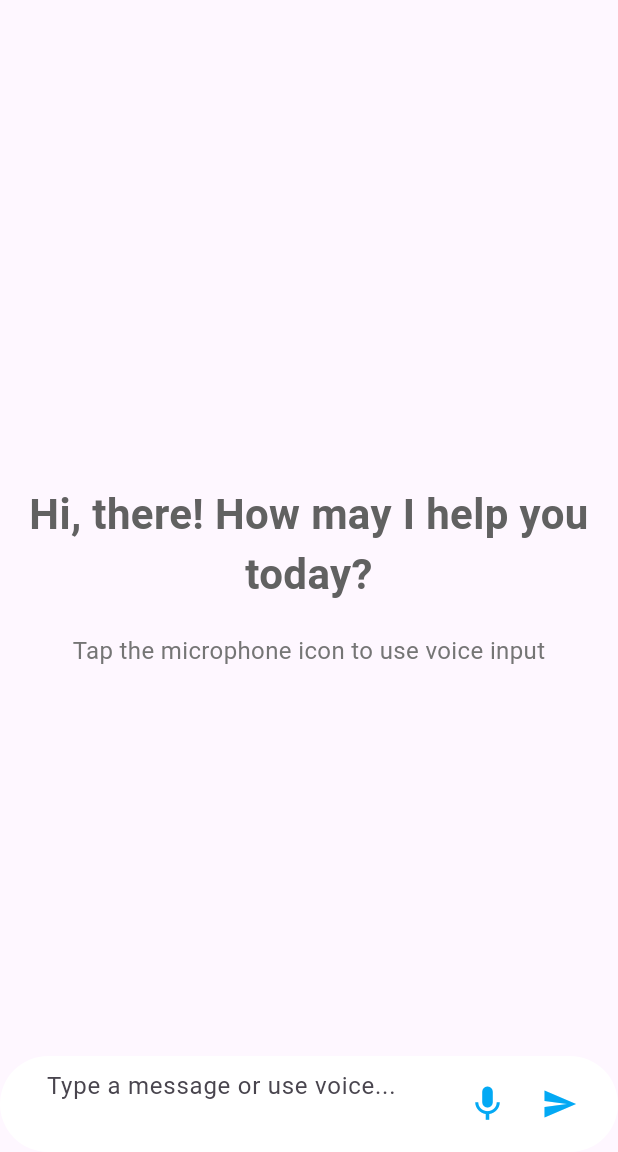
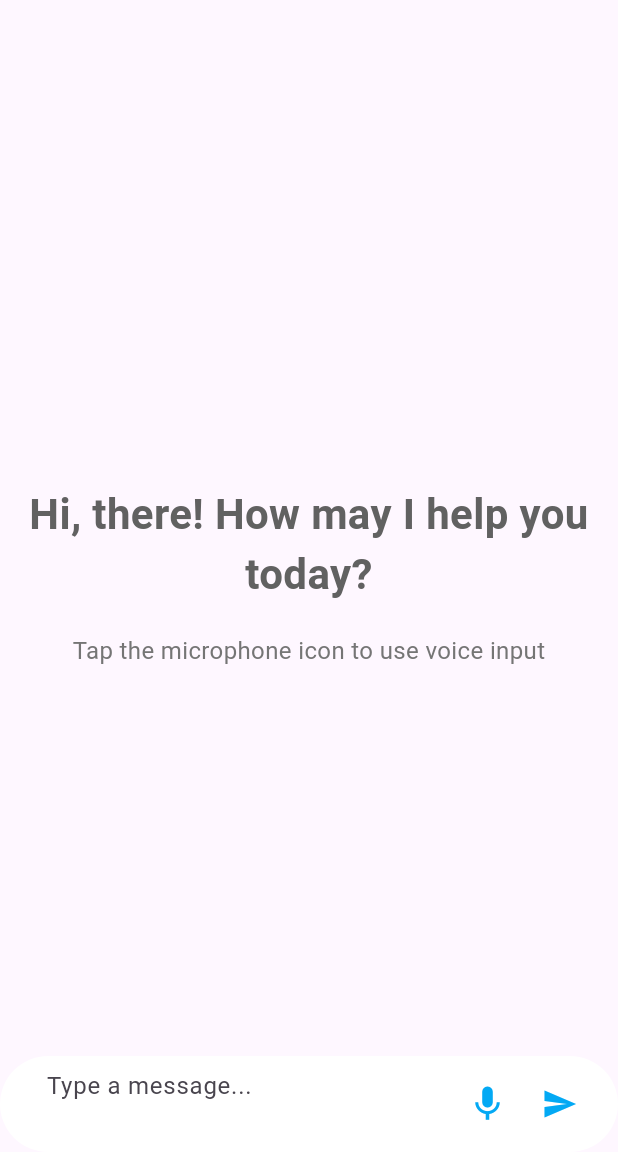
Before and after one commit to shefattonmoy/echomind, a Flutter app: the screen it shows after launch, on a phone screen of 412 x 824 dp, the part 84-1236 px from its top. Run offline on Flutter 3.47's test engine with Material 3 defaults, Android fonts, the light colour scheme and no system bars; drawn by our look-alikes of dash_chat_2; our stand-ins replace flutter_tts, shared_preferences, speech_to_text.

Commit message:
solved some minor bugs

```diff
--- a/lib/screens/chat_screen.dart
+++ b/lib/screens/chat_screen.dart
@@ -677,7 +677,7 @@ class _ChatScreenState extends State<ChatScreen> {
                   inputOptions: InputOptions(
                     inputTextStyle: const TextStyle(fontSize: 16),
                     inputDecoration: InputDecoration(
-                      hintText: 'Type a message or use voice...',
+                      hintText: 'Type a message...',
                       border: InputBorder.none,
                       contentPadding: const EdgeInsets.symmetric(
                         horizontal: 16,
```
